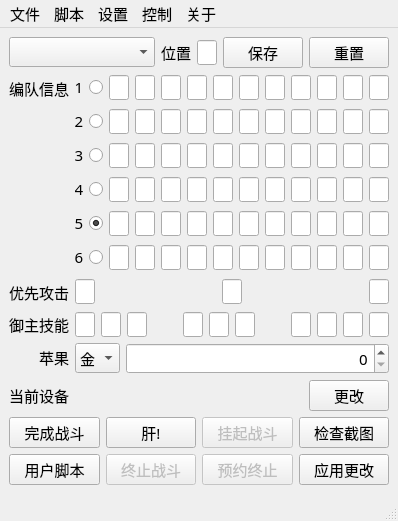
Old version of the form FGO-py/fgoMainWindow.ui in the repository hgjazhgj/FGO-py.
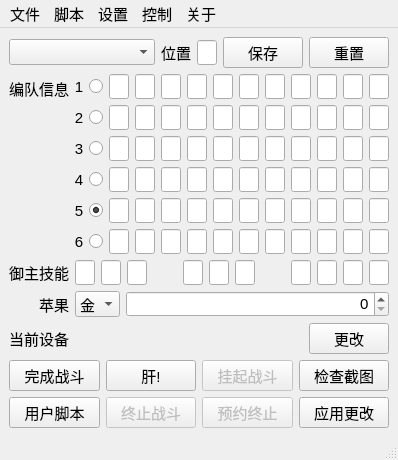
New version of the form.

The edit to the form file:
```diff
--- a/FGO-py/fgoMainWindow.ui
+++ b/FGO-py/fgoMainWindow.ui
@@ -3,18 +3,15 @@
  <author>hgjazhgj</author>
  <class>fgoMainWindow</class>
  <widget class="QMainWindow" name="fgoMainWindow">
-  <property name="font">
-   <font>
-    <family>Microsoft YaHei UI Light</family>
-    <pointsize>11</pointsize>
-   </font>
-  </property>
   <property name="focusPolicy">
    <enum>Qt::StrongFocus</enum>
   </property>
   <property name="windowTitle">
    <string>FGO-py - hgjazhgj</string>
   </property>
+  <property name="styleSheet">
+   <string notr="true">QWidget{font-family:&quot;Microsoft YaHei UI Light&quot;;font-size:15px}</string>
+  </property>
   <widget class="QWidget" name="widget">
    <layout class="QVBoxLayout" name="verticalLayout">
     <item>
@@ -238,18 +235,6 @@
           </item>
           <item>
            <spacer name="SPACER_TEAM_0_0">
-            <property name="minimumSize">
-             <size>
-              <width>0</width>
-              <height>28</height>
-             </size>
-            </property>
-            <property name="maximumSize">
-             <size>
-              <width>16777215</width>
-              <height>28</height>
-             </size>
-            </property>
             <property name="contextMenuPolicy">
              <enum>Qt::NoContextMenu</enum>
             </property>
@@ -350,18 +335,6 @@
           </item>
           <item>
            <spacer name="SPACER_TEAM_0_1">
-            <property name="minimumSize">
-             <size>
-              <width>0</width>
-              <height>28</height>
-             </size>
-            </property>
-            <property name="maximumSize">
-             <size>
-              <width>16777215</width>
-              <height>28</height>
-             </size>
-            </property>
             <property name="contextMenuPolicy">
              <enum>Qt::NoContextMenu</enum>
             </property>
@@ -462,18 +435,6 @@
           </item>
           <item>
            <spacer name="SPACER_TEAM_0_2">
-            <property name="minimumSize">
-             <size>
-              <width>0</width>
-              <height>28</height>
-             </size>
-            </property>
-            <property name="maximumSize">
-             <size>
-              <width>16777215</width>
-              <height>28</height>
-             </size>
-            </property>
             <property name="contextMenuPolicy">
              <enum>Qt::NoContextMenu</enum>
             </property>
@@ -669,18 +630,6 @@
           </item>
           <item>
            <spacer name="SPACER_TEAM_1_0">
-            <property name="minimumSize">
-             <size>
-              <width>0</width>
-              <height>28</height>
-             </size>
-            </property>
-            <property name="maximumSize">
-             <size>
-              <width>16777215</width>
-              <height>28</height>
-             </size>
-            </property>
             <property name="contextMenuPolicy">
              <enum>Qt::NoContextMenu</enum>
             </property>
@@ -781,18 +730,6 @@
           </item>
           <item>
            <spacer name="SPACER_TEAM_1_1">
-            <property name="minimumSize">
-             <size>
-              <width>0</width>
-              <height>28</height>
-             </size>
-            </property>
-            <property name="maximumSize">
-             <size>
-              <width>16777215</width>
-              <height>28</height>
-             </size>
-            </property>
             <property name="contextMenuPolicy">
              <enum>Qt::NoContextMenu</enum>
             </property>
@@ -893,18 +830,6 @@
           </item>
           <item>
            <spacer name="SPACER_TEAM_1_2">
-            <property name="minimumSize">
-             <size>
-              <width>0</width>
-              <height>28</height>
-             </size>
-            </property>
-            <property name="maximumSize">
-             <size>
-              <width>16777215</width>
-              <height>28</height>
-             </size>
-            </property>
             <property name="contextMenuPolicy">
              <enum>Qt::NoContextMenu</enum>
             </property>
@@ -1100,18 +1025,6 @@
           </item>
           <item>
            <spacer name="SPACER_TEAM_2_0">
-            <property name="minimumSize">
-             <size>
-              <width>0</width>
-              <height>28</height>
-             </size>
-            </property>
-            <property name="maximumSize">
-             <size>
-              <width>16777215</width>
-              <height>28</height>
-             </size>
-            </property>
             <property name="contextMenuPolicy">
              <enum>Qt::NoContextMenu</enum>
             </property>
@@ -1212,18 +1125,6 @@
           </item>
           <item>
            <spacer name="SPACER_TEAM_2_1">
-            <property name="minimumSize">
-             <size>
-              <width>0</width>
-              <height>28</height>
-             </size>
-            </property>
-            <property name="maximumSize">
-             <size>
-              <width>16777215</width>
-              <height>28</height>
-             </size>
-            </property>
             <property name="contextMenuPolicy">
              <enum>Qt::NoContextMenu</enum>
             </property>
@@ -1324,18 +1225,6 @@
           </item>
           <item>
            <spacer name="SPACER_TEAM_2_2">
-            <property name="minimumSize">
-             <size>
-              <width>0</width>
-              <height>28</height>
-             </size>
-            </property>
-            <property name="maximumSize">
-             <size>
-              <width>16777215</width>
-              <height>28</height>
-             </size>
-            </property>
             <property name="contextMenuPolicy">
              <enum>Qt::NoContextMenu</enum>
             </property>
@@ -1531,18 +1420,6 @@
           </item>
           <item>
            <spacer name="SPACER_TEAM_3_0">
-            <property name="minimumSize">
-             <size>
-              <width>0</width>
-              <height>28</height>
-             </size>
-            </property>
-            <property name="maximumSize">
-             <size>
-              <width>16777215</width>
-              <height>28</height>
-             </size>
-            </property>
             <property name="contextMenuPolicy">
              <enum>Qt::NoContextMenu</enum>
             </property>
@@ -1643,18 +1520,6 @@
           </item>
           <item>
            <spacer name="SPACER_TEAM_3_1">
-            <property name="minimumSize">
-             <size>
-              <width>0</width>
-              <height>28</height>
-             </size>
-            </property>
-            <property name="maximumSize">
-             <size>
-              <width>16777215</width>
-              <height>28</height>
-             </size>
-            </property>
             <property name="contextMenuPolicy">
              <enum>Qt::NoContextMenu</enum>
             </property>
@@ -1755,18 +1620,6 @@
           </item>
           <item>
            <spacer name="SPACER_TEAM_3_2">
-            <property name="minimumSize">
-             <size>
-              <width>0</width>
-              <height>28</height>
-             </size>
-            </property>
-            <property name="maximumSize">
-             <size>
-              <width>16777215</width>
-              <height>28</height>
-             </size>
-            </property>
             <property name="contextMenuPolicy">
              <enum>Qt::NoContextMenu</enum>
             </property>
@@ -1968,18 +1821,6 @@
           </item>
           <item>
            <spacer name="SPACER_TEAM_4_0">
-            <property name="minimumSize">
-             <size>
-              <width>0</width>
-              <height>28</height>
-             </size>
-            </property>
-            <property name="maximumSize">
-             <size>
-              <width>16777215</width>
-              <height>28</height>
-             </size>
-            </property>
             <property name="contextMenuPolicy">
              <enum>Qt::NoContextMenu</enum>
             </property>
@@ -2080,18 +1921,6 @@
           </item>
           <item>
            <spacer name="SPACER_TEAM_4_1">
-            <property name="minimumSize">
-             <size>
-              <width>0</width>
-              <height>28</height>
-             </size>
-            </property>
-            <property name="maximumSize">
-             <size>
-              <width>16777215</width>
-              <height>28</height>
-             </size>
-            </property>
             <property name="contextMenuPolicy">
              <enum>Qt::NoContextMenu</enum>
             </property>
@@ -2192,18 +2021,6 @@
           </item>
           <item>
            <spacer name="SPACER_TEAM_4_2">
-            <property name="minimumSize">
-             <size>
-              <width>0</width>
-              <height>28</height>
-             </size>
-            </property>
-            <property name="maximumSize">
-             <size>
-              <width>16777215</width>
-              <height>28</height>
-             </size>
-            </property>
             <property name="contextMenuPolicy">
              <enum>Qt::NoContextMenu</enum>
             </property>
@@ -2402,18 +2219,6 @@
           </item>
           <item>
            <spacer name="SPACER_TEAM_5_0">
-            <property name="minimumSize">
-             <size>
-              <width>0</width>
-              <height>28</height>
-             </size>
-            </property>
-            <property name="maximumSize">
-             <size>
-              <width>16777215</width>
-              <height>28</height>
-             </size>
-            </property>
             <property name="contextMenuPolicy">
              <enum>Qt::NoContextMenu</enum>
             </property>
@@ -2514,18 +2319,6 @@
           </item>
           <item>
            <spacer name="SPACER_TEAM_5_1">
-            <property name="minimumSize">
-             <size>
-              <width>0</width>
-              <height>28</height>
-             </size>
-            </property>
-            <property name="maximumSize">
-             <size>
-              <width>16777215</width>
-              <height>28</height>
-             </size>
-            </property>
             <property name="contextMenuPolicy">
              <enum>Qt::NoContextMenu</enum>
             </property>
@@ -2626,18 +2419,6 @@
           </item>
           <item>
            <spacer name="SPACER_TEAM_5_2">
-            <property name="minimumSize">
-             <size>
-              <width>0</width>
-              <height>28</height>
-             </size>
-            </property>
-            <property name="maximumSize">
-             <size>
-              <width>16777215</width>
-              <height>28</height>
-             </size>
-            </property>
             <property name="contextMenuPolicy">
              <enum>Qt::NoContextMenu</enum>
             </property>
@@ -2713,163 +2494,6 @@
        </layout>
       </item>
       <item row="1" column="0">
-       <widget class="QLabel" name="LBL_DANGERPOS">
-        <property name="maximumSize">
-         <size>
-          <width>16777215</width>
-          <height>28</height>
-         </size>
-        </property>
-        <property name="text">
-         <string>优先攻击</string>
-        </property>
-       </widget>
-      </item>
-      <item row="1" column="1">
-       <layout class="QHBoxLayout" name="LAYOUT_INFO_DANGER">
-        <item>
-         <widget class="QLineEdit" name="TXT_DANGER_0">
-          <property name="minimumSize">
-           <size>
-            <width>20</width>
-            <height>25</height>
-           </size>
-          </property>
-          <property name="maximumSize">
-           <size>
-            <width>20</width>
-            <height>25</height>
-           </size>
-          </property>
-          <property name="contextMenuPolicy">
-           <enum>Qt::NoContextMenu</enum>
-          </property>
-          <property name="statusTip">
-           <string>优先攻击位置,从右到左1-3,第二行为4-6,0为无效</string>
-          </property>
-          <property name="inputMask">
-           <string>9</string>
-          </property>
-          <property name="alignment">
-           <set>Qt::AlignRight|Qt::AlignTrailing|Qt::AlignVCenter</set>
-          </property>
-         </widget>
-        </item>
-        <item>
-         <spacer name="SPACER_DANGER_0">
-          <property name="minimumSize">
-           <size>
-            <width>0</width>
-            <height>28</height>
-           </size>
-          </property>
-          <property name="maximumSize">
-           <size>
-            <width>16777215</width>
-            <height>28</height>
-           </size>
-          </property>
-          <property name="contextMenuPolicy">
-           <enum>Qt::NoContextMenu</enum>
-          </property>
-          <property name="orientation">
-           <enum>Qt::Horizontal</enum>
-          </property>
-          <property name="sizeHint" stdset="0">
-           <size>
-            <width>0</width>
-            <height>0</height>
-           </size>
-          </property>
-         </spacer>
-        </item>
-        <item>
-         <widget class="QLineEdit" name="TXT_DANGER_1">
-          <property name="minimumSize">
-           <size>
-            <width>20</width>
-            <height>25</height>
-           </size>
-          </property>
-          <property name="maximumSize">
-           <size>
-            <width>20</width>
-            <height>25</height>
-           </size>
-          </property>
-          <property name="contextMenuPolicy">
-           <enum>Qt::NoContextMenu</enum>
-          </property>
-          <property name="statusTip">
-           <string>优先攻击位置,从右到左1-3,第二行为4-6,0为无效</string>
-          </property>
-          <property name="inputMask">
-           <string>9</string>
-          </property>
-          <property name="alignment">
-           <set>Qt::AlignRight|Qt::AlignTrailing|Qt::AlignVCenter</set>
-          </property>
-         </widget>
-        </item>
-        <item>
-         <spacer name="SPACER_DANGER_1">
-          <property name="minimumSize">
-           <size>
-            <width>0</width>
-            <height>28</height>
-           </size>
-          </property>
-          <property name="maximumSize">
-           <size>
-            <width>16777215</width>
-            <height>28</height>
-           </size>
-          </property>
-          <property name="contextMenuPolicy">
-           <enum>Qt::NoContextMenu</enum>
-          </property>
-          <property name="orientation">
-           <enum>Qt::Horizontal</enum>
-          </property>
-          <property name="sizeHint" stdset="0">
-           <size>
-            <width>0</width>
-            <height>0</height>
-           </size>
-          </property>
-         </spacer>
-        </item>
-        <item>
-         <widget class="QLineEdit" name="TXT_DANGER_2">
-          <property name="minimumSize">
-           <size>
-            <width>20</width>
-            <height>25</height>
-           </size>
-          </property>
-          <property name="maximumSize">
-           <size>
-            <width>20</width>
-            <height>25</height>
-           </size>
-          </property>
-          <property name="contextMenuPolicy">
-           <enum>Qt::NoContextMenu</enum>
-          </property>
-          <property name="statusTip">
-           <string>优先攻击位置,从右到左1-3,第二行为4-6,0为无效</string>
-          </property>
-          <property name="inputMask">
-           <string>9</string>
-          </property>
-          <property name="alignment">
-           <set>Qt::AlignRight|Qt::AlignTrailing|Qt::AlignVCenter</set>
-          </property>
-         </widget>
-        </item>
-       </layout>
-      </item>
-      <item row="2" column="0">
        <widget class="QLabel" name="LBL_MASTER">
         <property name="maximumSize">
          <size>
@@ -2882,7 +2506,7 @@
         </property>
        </widget>
       </item>
-      <item row="2" column="1">
+      <item row="1" column="1">
        <layout class="QHBoxLayout" name="LAYOUT_INFO_MASTER">
         <item>
          <widget class="QLineEdit" name="TXT_MASTER_0_0">
@@ -3201,7 +2825,7 @@
         </item>
        </layout>
       </item>
-      <item row="3" column="0">
+      <item row="2" column="0">
        <widget class="QLabel" name="LBL_APPLE">
         <property name="maximumSize">
          <size>
@@ -3214,7 +2838,7 @@
         </property>
        </widget>
       </item>
-      <item row="3" column="1">
+      <item row="2" column="1">
        <layout class="QHBoxLayout" name="LAYOUT_INFO_APPLE">
         <item>
          <widget class="QComboBox" name="CBX_APPLE">
@@ -3501,14 +3125,7 @@
    <addaction name="MENU_CONTROL"/>
    <addaction name="MENU_ABOUT"/>
   </widget>
-  <widget class="QStatusBar" name="statusBar">
-   <property name="font">
-    <font>
-    <family>Microsoft YaHei UI Light</family>
-     <pointsize>11</pointsize>
-    </font>
-   </property>
-  </widget>
+  <widget class="QStatusBar" name="statusBar"/>
   <action name="MENU_ABOUT_ABOUT">
    <property name="text">
     <string>关于</string>
```
Left out of the diff: 372 changed lines with no effect on the pictures.
